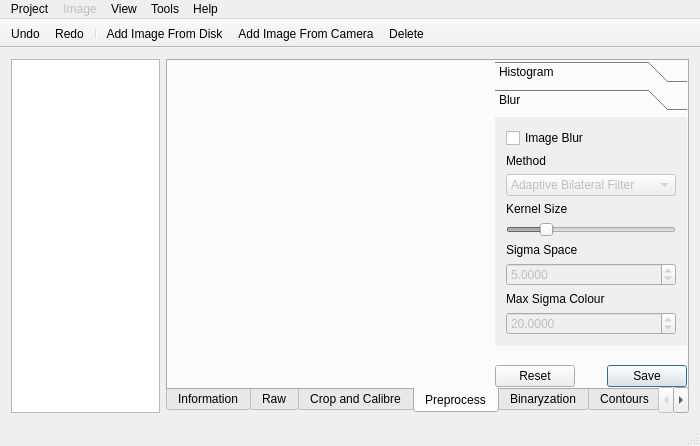
Qt form gui/mainwindow.ui (librehat/caiga) before a commit.
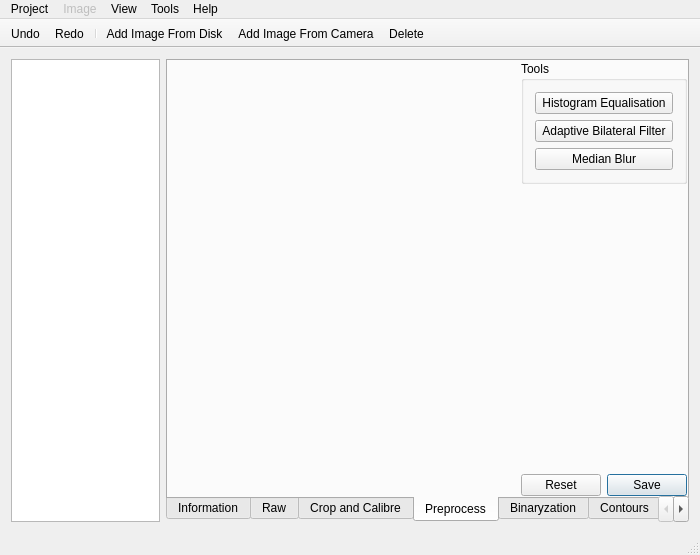
The same form after that commit. The open tabs and pages were chosen to show the change. Icons and pictures are not drawn. Custom widgets are drawn as their Qt base class.

Commit message: make preprocess methods parallel.

The edit to the form file:
```diff
--- a/gui/mainwindow.ui
+++ b/gui/mainwindow.ui
@@ -7,7 +7,7 @@
     <x>0</x>
     <y>0</y>
     <width>700</width>
-    <height>446</height>
+    <height>555</height>
    </rect>
   </property>
   <property name="sizePolicy">
@@ -235,189 +235,52 @@
          <number>0</number>
         </property>
         <item row="0" column="2" alignment="Qt::AlignTop">
-         <widget class="QToolBox" name="preProcessToolBox">
+         <widget class="QGroupBox" name="toolsGroup">
           <property name="sizePolicy">
-           <sizepolicy hsizetype="Preferred" vsizetype="Expanding">
-            <horstretch>3</horstretch>
+           <sizepolicy hsizetype="Minimum" vsizetype="Expanding">
+            <horstretch>0</horstretch>
             <verstretch>0</verstretch>
            </sizepolicy>
           </property>
-          <property name="currentIndex">
-           <number>0</number>
+          <property name="title">
+           <string>Tools</string>
           </property>
-          <widget class="QWidget" name="histogramPage">
-           <property name="geometry">
-            <rect>
-             <x>0</x>
-             <y>0</y>
-             <width>178</width>
-             <height>40</height>
-            </rect>
-           </property>
-           <attribute name="label">
-            <string>Histogram</string>
-           </attribute>
-           <layout class="QVBoxLayout" name="verticalLayout_4">
-            <item>
-             <widget class="QCheckBox" name="histogramCheckBox">
-              <property name="text">
-               <string>Histogram Equalisation</string>
-              </property>
-             </widget>
-            </item>
-           </layout>
-          </widget>
-          <widget class="QWidget" name="blurPage">
-           <property name="geometry">
-            <rect>
-             <x>0</x>
-             <y>0</y>
-             <width>182</width>
-             <height>256</height>
-            </rect>
-           </property>
-           <attribute name="label">
-            <string>Blur</string>
-           </attribute>
-           <layout class="QVBoxLayout" name="verticalLayout_3">
-            <item>
-             <widget class="QCheckBox" name="blurCheckBox">
-              <property name="text">
-               <string>Image Blur</string>
-              </property>
-             </widget>
-            </item>
-            <item>
-             <widget class="QLabel" name="blurMethodLabel">
-              <property name="sizePolicy">
-               <sizepolicy hsizetype="Preferred" vsizetype="Fixed">
-                <horstretch>0</horstretch>
-                <verstretch>0</verstretch>
-               </sizepolicy>
-              </property>
-              <property name="text">
-               <string>Method</string>
-              </property>
-             </widget>
-            </item>
-            <item>
-             <widget class="QComboBox" name="blurMethodComboBox">
-              <property name="enabled">
-               <bool>false</bool>
-              </property>
-              <item>
-               <property name="text">
-                <string>Adaptive Bilateral Filter</string>
-               </property>
-              </item>
-              <item>
-               <property name="text">
-                <string>Gaussian</string>
-               </property>
-              </item>
-              <item>
-               <property name="text">
-                <string>Median Filter</string>
-               </property>
-              </item>
-             </widget>
-            </item>
-            <item>
-             <widget class="QLabel" name="blurKSizeLabel">
-              <property name="text">
-               <string>Kernel Size</string>
-              </property>
-             </widget>
-            </item>
-            <item>
-             <widget class="QSlider" name="blurKSizeSlider">
-              <property name="enabled">
-               <bool>false</bool>
-              </property>
-              <property name="minimum">
-               <number>1</number>
-              </property>
-              <property name="maximum">
-               <number>20</number>
-              </property>
-              <property name="pageStep">
-               <number>1</number>
-              </property>
-              <property name="value">
-               <number>5</number>
-              </property>
-              <property name="orientation">
-               <enum>Qt::Horizontal</enum>
-              </property>
-             </widget>
-            </item>
-            <item>
-             <widget class="QLabel" name="blurSigma1Label">
-              <property name="text">
-               <string>Sigma Space</string>
-              </property>
-             </widget>
-            </item>
-            <item>
-             <widget class="QDoubleSpinBox" name="blurSigma1SpinBox">
-              <property name="enabled">
-               <bool>false</bool>
-              </property>
-              <property name="decimals">
-               <number>4</number>
-              </property>
-              <property name="minimum">
-               <double>1.000000000000000</double>
-              </property>
-              <property name="maximum">
-               <double>999.999900000000025</double>
-              </property>
-              <property name="value">
-               <double>5.000000000000000</double>
-              </property>
-             </widget>
-            </item>
-            <item>
-             <widget class="QLabel" name="blurSigma2Label">
-              <property name="text">
-               <string>Max Sigma Colour</string>
-              </property>
-             </widget>
-            </item>
-            <item>
-             <widget class="QDoubleSpinBox" name="blurSigma2SpinBox">
-              <property name="enabled">
-               <bool>false</bool>
-              </property>
-              <property name="decimals">
-               <number>4</number>
-              </property>
-              <property name="minimum">
-               <double>1.000000000000000</double>
-              </property>
-              <property name="maximum">
-               <double>999.999900000000025</double>
-              </property>
-              <property name="value">
-               <double>20.000000000000000</double>
-              </property>
-             </widget>
-            </item>
-           </layout>
-          </widget>
+          <layout class="QVBoxLayout" name="verticalLayout_2">
+           <item>
+            <widget class="QPushButton" name="histEqualiseButton">
+             <property name="text">
+              <string>Histogram Equalisation</string>
+             </property>
+            </widget>
+           </item>
+           <item>
+            <widget class="QPushButton" name="adaptiveBilateralFilter">
+             <property name="text">
+              <string>Adaptive Bilateral Filter</string>
+             </property>
+            </widget>
+           </item>
+           <item>
+            <widget class="QPushButton" name="medianBlurButton">
+             <property name="text">
+              <string>Median Blur</string>
+             </property>
+            </widget>
+           </item>
+          </layout>
          </widget>
         </item>
         <item row="0" column="0" rowspan="3">
          <widget class="QImageViewer" name="preProcessViewer" native="true">
           <property name="sizePolicy">
            <sizepolicy hsizetype="Expanding" vsizetype="Preferred">
-            <horstretch>5</horstretch>
+            <horstretch>10</horstretch>
             <verstretch>0</verstretch>
            </sizepolicy>
           </property>
          </widget>
         </item>
-        <item row="2" column="2" alignment="Qt::AlignBottom">
+        <item row="2" column="2">
          <widget class="QDialogButtonBox" name="preProcessButtonBox">
           <property name="sizePolicy">
            <sizepolicy hsizetype="Preferred" vsizetype="Fixed">
```
Left out of the diff: 145 changed lines with no effect on the pictures. The commit also changes 6 other files.
